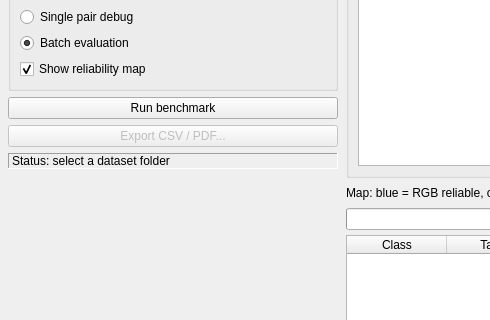
Above: src/mainwindow.ui from soncris3012/Test-EGM-Det before the change; both pictures show x 0 to 490 and y 283 to 603 of the 1360 by 820 pixel window. Below: the same form after it.
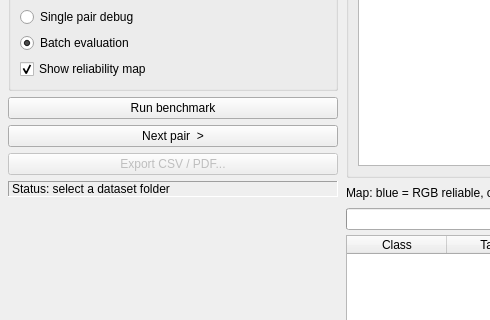
That is the form after the change. Custom widgets are drawn as their Qt base class.

Commit message: Add next-pair navigation for single debug mode

Patch:
```diff
--- a/src/mainwindow.ui
+++ b/src/mainwindow.ui
@@ -255,6 +255,12 @@
          </property>
         </widget>
        </item>
+       <item>
+        <widget class="QPushButton" name="nextButton">
+         <property name="visible"><bool>false</bool></property>
+         <property name="text"><string>Next pair  &gt;</string></property>
+        </widget>
+       </item>
        <item>
         <widget class="QPushButton" name="exportButton">
          <property name="enabled">
```
The commit also changes 6 other files.
